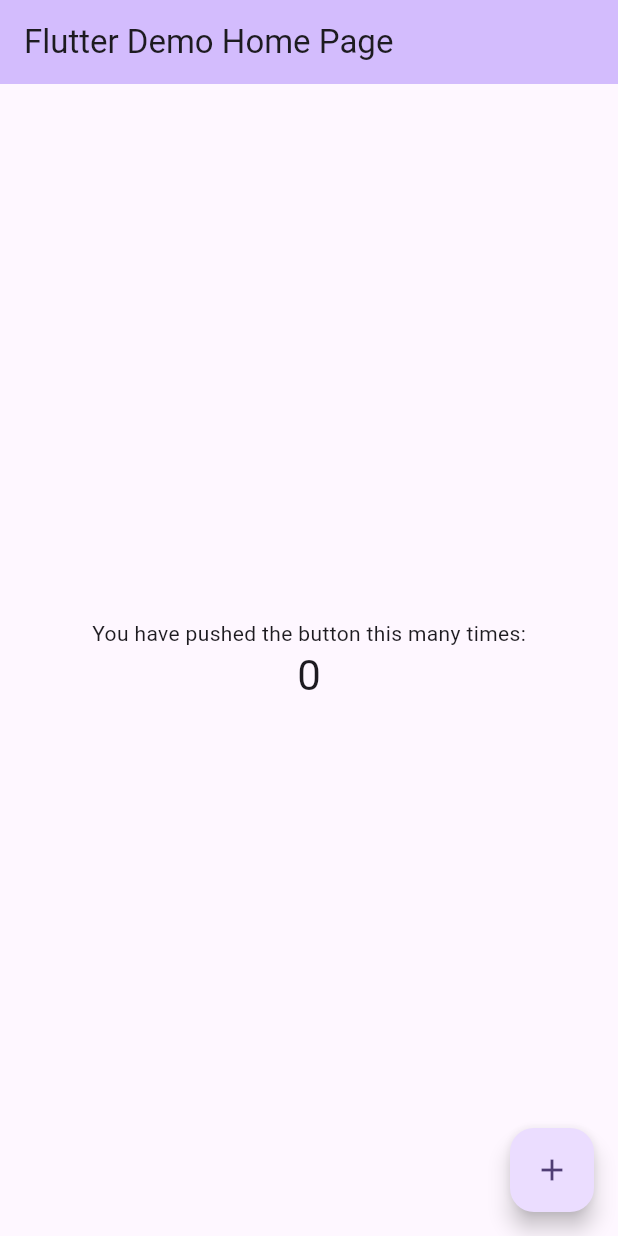
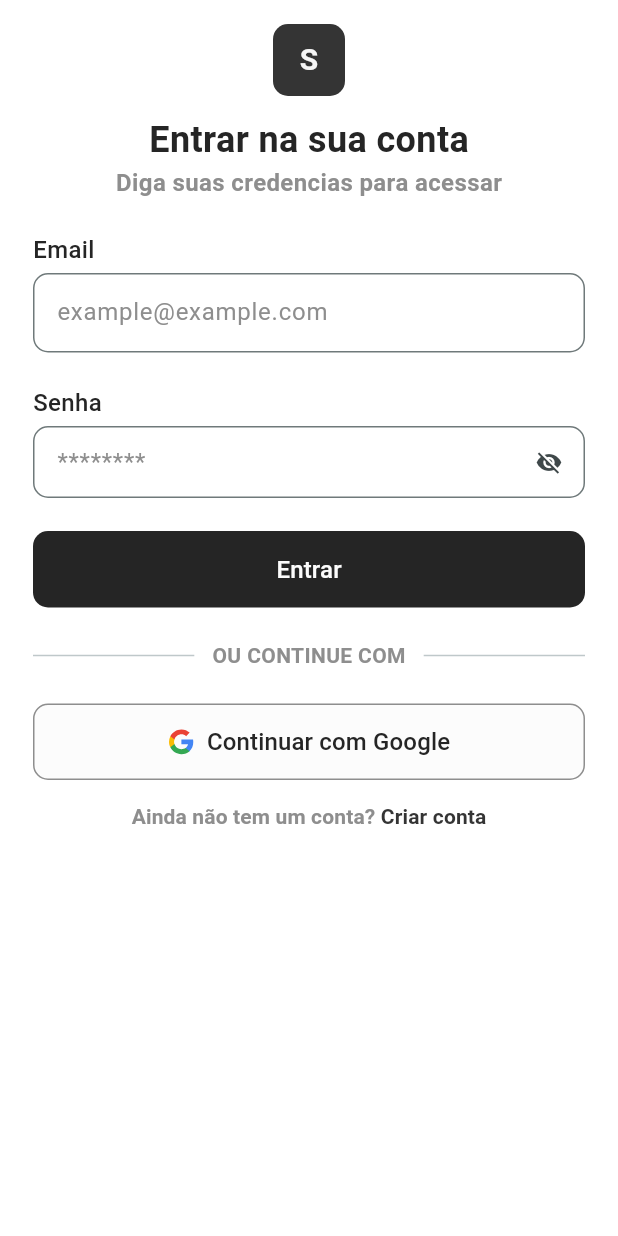
Before and after one commit to VitorMendonca62/scalable-e-commerce-app, a Flutter app: the screen it shows after launch, on a phone screen of 412 x 824 dp. Run offline on Flutter 3.47's test engine with Material 3 defaults, Android fonts, the phone set to English and light mode, and no system bars; our stand-ins replace flutter_svg, form_validator, go_router; Roboto replaces fonts that are missing (Montserrat).

Commit message:
feat-#6: login page with validators ready

```diff
--- a/lib/app/app.dart
+++ b/lib/app/app.dart
@@ -0,0 +1,27 @@
+import 'package:flutter/material.dart';
+import 'package:scalable_e_commerce_app/app/routes/app_router.dart';
+import 'package:scalable_e_commerce_app/core/theme/colors.dart';
+
+class App extends StatelessWidget {
+  const App({super.key});
+
+  @override
+  Widget build(BuildContext context) {
+    return MaterialApp.router(
+      title: 'Scalable E-Commerce App',
+      theme: ThemeData(
+        scaffoldBackgroundColor: AppColors.background,
+        colorScheme: ColorScheme.fromSeed(
+          seedColor: AppColors.accentForeground,
+        ),
+        textSelectionTheme: const TextSelectionThemeData(
+          cursorColor: AppColors.accentForeground,
+          selectionColor: AppColors.mutedForeground,
+          selectionHandleColor: AppColors.primary,
+        ),
+        fontFamily: 'Montserrat',
+      ),
+      routerConfig: AppRouter.router,
+    );
+  }
+}
--- /dev/null
+++ b/lib/app/routes/app_router.dart
@@ -0,0 +1,12 @@
+import 'package:go_router/go_router.dart';
+
+import 'auth_routes.dart';
+import 'route_names.dart';
+
+final class AppRouter {
+  static final router = GoRouter(
+    initialLocation: RouteNames.login,
+
+    routes: [...authRoutes],
+  );
+}
--- /dev/null
+++ b/lib/app/routes/auth_routes.dart
@@ -0,0 +1,11 @@
+import 'package:go_router/go_router.dart';
+import 'package:scalable_e_commerce_app/app/routes/route_names.dart';
+import 'package:scalable_e_commerce_app/modules/auth/presentation/pages/login_page.dart';
+
+final List<RouteBase> authRoutes = [
+  GoRoute(
+    path: RouteNames.login,
+    name: 'login',
+    builder: (context, state) => LoginPage(),
+  ),
+];
--- /dev/null
+++ b/lib/app/routes/route_names.dart
@@ -0,0 +1,25 @@
+abstract final class RouteNames {
+  // Auth
+  static const login = '/login';
+  static const register = '/register';
+  static const forgotPassword = '/forgot-password';
+
+  // Home
+  static const home = '/';
+
+  // Products
+  static const products = '/products';
+  static const productDetails = '/products/:productId';
+
+  // Cart
+  static const cart = '/cart';
+
+  // Favorites
+  static const favorites = '/favorites';
+
+  // Profile
+  static const profile = '/profile';
+
+  // Reviews
+  static const reviews = '/reviews';
+}
--- /dev/null
+++ b/lib/core/constants/email.dart
@@ -0,0 +1,7 @@
+class EmailErrorMessages {
+  static const requiredError = 'O email é obrigatório';
+  static const stringError = 'O email deve ser uma string';
+  static const invalidError = 'O email deve ser válido';
+  static const alreadyExistsError =
+      'Esse email já está sendo utilizado. Tente outro';
+}
--- /dev/null
+++ b/lib/core/constants/password.dart
@@ -0,0 +1,12 @@
+class PasswordErrorMessages {
+  static const requiredError = 'A senha é obrigatória';
+  static const stringError = 'A senha deve ser uma string válida';
+  static const minLengthError =
+      'A senha está muito curta. O mínimo são 8 caracteres';
+  static const weakPassowordError =
+      'A senha está muito fraca. Ela deve conter pelo menos uma letra maiúscula, uma minúscula, um número e um caractere especial';
+}
+
+class PasswordConstants {
+  static const minLength = 8;
+}
--- a/lib/core/theme/spacing.dart
+++ b/lib/core/theme/spacing.dart
@@ -2,7 +2,7 @@ import 'package:flutter/material.dart';
 
 class AppThemePage {
   static const horizontalPadding = 22.0;
-  static const verticalPadding = 8.0;
+  static const verticalPadding = 16.0;
   static const inputSpacing = 22.0;
 }
 
--- a/lib/main.dart
+++ b/lib/main.dart
@@ -1,122 +1,6 @@
 import 'package:flutter/material.dart';
+import 'package:scalable_e_commerce_app/app/app.dart';
 
 void main() {
-  runApp(const MyApp());
+  runApp(const App());
 }
-
-class MyApp extends StatelessWidget {
-  const MyApp({super.key});
-
-  // This widget is the root of your application.
-  @override
-  Widget build(BuildContext context) {
-    return MaterialApp(
-      title: 'Flutter Demo',
-      theme: ThemeData(
-        // This is the theme of your application.
-        //
-        // TRY THIS: Try running your application with "flutter run". You'll see
-        // the application has a purple toolbar. Then, without quitting the app,
-        // try changing the seedColor in the colorScheme below to Colors.green
-        // and then invoke "hot reload" (save your changes or press the "hot
-        // reload" button in a Flutter-supported IDE, or press "r" if you used
-        // the command line to start the app).
-        //
-        // Notice that the counter didn't reset back to zero; the application
-        // state is not lost during the reload. To reset the state, use hot
-        // restart instead.
-        //
-        // This works for code too, not just values: Most code changes can be
-        // tested with just a hot reload.
-        colorScheme: ColorScheme.fromSeed(seedColor: Colors.deepPurple),
-      ),
-      home: const MyHomePage(title: 'Flutter Demo Home Page'),
-    );
-  }
-}
-
-class MyHomePage extends StatefulWidget {
-  const MyHomePage({super.key, required this.title});
-
-  // This widget is the home page of your application. It is stateful, meaning
-  // that it has a State object (defined below) that contains fields that affect
-  // how it looks.
-
-  // This class is the configuration for the state. It holds the values (in this
-  // case the title) provided by the parent (in this case the App widget) and
-  // used by the build method of the State. Fields in a Widget subclass are
-  // always marked "final".
-
-  final String title;
-
-  @override
-  State<MyHomePage> createState() => _MyHomePageState();
-}
-
-class _MyHomePageState extends State<MyHomePage> {
-  int _counter = 0;
-
-  void _incrementCounter() {
-    setState(() {
-      // This call to setState tells the Flutter framework that something has
-      // changed in this State, which causes it to rerun the build method below
-      // so that the display can reflect the updated values. If we changed
-      // _counter without calling setState(), then the build method would not be
-      // called again, and so nothing would appear to happen.
-      _counter++;
-    });
-  }
-
-  @override
-  Widget build(BuildContext context) {
-    // This method is rerun every time setState is called, for instance as done
-    // by the _incrementCounter method above.
-    //
-    // The Flutter framework has been optimized to make rerunning build methods
-    // fast, so that you can just rebuild anything that needs updating rather
-    // than having to individually change instances of widgets.
-    return Scaffold(
-      appBar: AppBar(
-        // TRY THIS: Try changing the color here to a specific color (to
-        // Colors.amber, perhaps?) and trigger a hot reload to see the AppBar
-        // change color while the other colors stay the same.
-        backgroundColor: Theme.of(context).colorScheme.inversePrimary,
-        // Here we take the value from the MyHomePage object that was created by
-        // the App.build method, and use it to set our appbar title.
-        title: Text(widget.title),
-      ),
-      body: Center(
-        // Center is a layout widget. It takes a single child and positions it
-        // in the middle of the parent.
-        child: Column(
-          // Column is also a layout widget. It takes a list of children and
-          // arranges them vertically. By default, it sizes itself to fit its
-          // children horizontally, and tries to be as tall as its parent.
-          //
-          // Column has various properties to control how it sizes itself and
-          // how it positions its children. Here we use mainAxisAlignment to
-          // center the children vertically; the main axis here is the vertical
-          // axis because Columns are vertical (the cross axis would be
-          // horizontal).
-          //
-          // TRY THIS: Invoke "debug painting" (choose the "Toggle Debug Paint"
-          // action in the IDE, or press "p" in the console), to see the
-          // wireframe for each widget.
-          mainAxisAlignment: MainAxisAlignment.center,
-          children: <Widget>[
-            const Text('You have pushed the button this many times:'),
-            Text(
-              '$_counter',
-              style: Theme.of(context).textTheme.headlineMedium,
-            ),
-          ],
-        ),
-      ),
-      floatingActionButton: FloatingActionButton(
-        onPressed: _incrementCounter,
-        tooltip: 'Increment',
-        child: const Icon(Icons.add),
-      ), // This trailing comma makes auto-formatting nicer for build methods.
-    );
-  }
-}
--- /dev/null
+++ b/lib/modules/auth/presentation/helpers/password_helper.dart
@@ -0,0 +1,12 @@
+class PasswordHelper {
+  static String addPrefix(String text, String type) {
+    if (type == 'new') {
+      return text.replaceAll('senha', 'nova senha');
+    }
+    if (type == 'old') {
+      return text.replaceAll('senha', 'senha antiga');
+    }
+
+    return text;
+  }
+}
--- /dev/null
+++ b/lib/modules/auth/presentation/pages/login_page.dart
@@ -0,0 +1,178 @@
+import 'package:flutter/material.dart';
+import 'package:flutter_svg/svg.dart';
+import 'package:scalable_e_commerce_app/core/theme/colors.dart';
+import 'package:scalable_e_commerce_app/core/theme/spacing.dart';
+import 'package:scalable_e_commerce_app/modules/auth/presentation/validators/validators.dart';
+import 'package:scalable_e_commerce_app/shared/widgets/form_button.dart';
+import 'package:scalable_e_commerce_app/shared/widgets/form_input.dart';
+
+class LoginPage extends StatelessWidget {
+  LoginPage({super.key});
+
+  final TextEditingController emailController = TextEditingController();
+  final TextEditingController passwordController = TextEditingController();
+
+  @override
+  Widget build(BuildContext context) {
+    return SafeArea(
+      child: Scaffold(
+        body: Padding(
+          padding: EdgeInsetsGeometry.symmetric(
+            horizontal: AppThemePage.horizontalPadding,
+            vertical: AppThemePage.verticalPadding,
+          ),
+          child: SingleChildScrollView(
+            child: Column(
+              children: [
+                Container(
+                  padding: const EdgeInsets.all(8),
+                  constraints: const BoxConstraints(
+                    maxWidth: 48,
+                    maxHeight: 48,
+                  ),
+                  alignment: Alignment.center,
+                  decoration: BoxDecoration(
+                    color: AppColors.accentForeground,
+                    borderRadius: BorderRadius.all(AppBorder.radius),
+                  ),
+                  child: Text(
+                    "S",
+                    style: TextStyle(
+                      color: AppColors.muted,
+                      fontWeight: FontWeight.w700,
+                      fontSize: 20,
+                    ),
+                  ),
+                ),
+                const SizedBox(height: 12),
+
+                Text(
+                  "Entrar na sua conta",
+                  style: TextStyle(
+                    fontSize: 24,
+                    fontWeight: FontWeight.w600,
+                    color: AppColors.foreground,
+                  ),
+                ),
+                Text(
+                  "Diga suas credencias para acessar",
+                  style: TextStyle(
+                    fontSize: 16,
+                    fontWeight: FontWeight.w700,
+                    color: AppColors.mutedForeground,
+                  ),
+                ),
+                const SizedBox(height: AppThemePage.inputSpacing),
+                Form(
+                  child: Column(
+                    children: [
+                      FormInput(
+                        controller: emailController,
+                        keyboardType: TextInputType.emailAddress,
+                        labelText: "Email",
+                        hintText: "example@example.com",
+                        validator: emailValidator,
+                      ),
+                      const SizedBox(height: AppThemePage.inputSpacing),
+                      FormInput(
+                        controller: passwordController,
+                        keyboardType: TextInputType.text,
+                        labelText: "Senha",
+                        hintText: "********",
+                        validator: (String? teste) => "awddw",
+                        isPasswordField: true,
+                      ),
+                      const SizedBox(height: AppThemePage.inputSpacing),
+                      SizedBox(
+                        width: double.infinity,
+                        child: FormButton(
+                          onPressed: () {
+                            return;
+                          },
+                          text: 'Entrar',
+                        ),
+                      ),
+                      const SizedBox(height: AppThemePage.inputSpacing),
+                    ],
+                  ),
+                ),
+                Row(
+                  children: [
+                    Expanded(child: Divider()),
+                    Padding(
+                      padding: const EdgeInsets.symmetric(horizontal: 12.0),
+                      child: Text(
+                        "ou continue com".toUpperCase(),
+                        style: TextStyle(
+                          color: AppColors.mutedForeground,
+                          fontWeight: FontWeight.w600,
+                        ),
+                      ),
+                    ),
+                    Expanded(child: Divider()),
+                  ],
+                ),
+                const SizedBox(height: AppThemePage.inputSpacing),
+                SizedBox(
+                  width: double.infinity,
+                  child: OutlinedButton.icon(
+                    onPressed: () {
+                      return;
+                    },
+                    style: ElevatedButton.styleFrom(
+                      padding: EdgeInsets.symmetric(vertical: 14),
+                      backgroundColor: AppColors.primaryForeground,
+                      side: BorderSide(
+                        width: 1,
+                        color: AppColors.mutedForeground,
+                      ),
+                      overlayColor: AppColors.foreground,
+                      shape: RoundedRectangleBorder(
+                        borderRadius: BorderRadius.all(AppBorder.radius),
+                      ),
+                    ),
+                    icon: SvgPicture.asset(
+                      'assets/icons/google_logo.svg',
+                      width: 18,
+                      height: 18,
+                    ),
+                    label: Text(
+                      'Continuar com Google',
+                      style: TextStyle(
+                        color: AppColors.foreground,
+                        fontWeight: FontWeight.w500,
+                        fontSize: 16,
+                      ),
+                    ),
+                  ),
+                ),
+                TextButton(
+                  child: Row(
+                    mainAxisAlignment: MainAxisAlignment.center,
+                    children: [
+                      Text(
+                        "Ainda não tem um conta? ",
+                        style: TextStyle(
+                          color: AppColors.mutedForeground,
+                          fontWeight: FontWeight.w600,
+                        ),
+                      ),
+                      Text(
+                        "Criar conta",
+                        style: TextStyle(
+                          color: AppColors.accentForeground,
+                          fontWeight: FontWeight.w600,
+                        ),
+                      ),
+                    ],
+                  ),
+                  onPressed: () {},
+                ),
+              ],
+            ),
+          ),
+        ),
+      ),
+    );
+  }
+}
--- /dev/null
+++ b/lib/modules/auth/presentation/validators/validators.dart
@@ -0,0 +1,49 @@
+import 'package:form_validator/form_validator.dart';
+import 'package:scalable_e_commerce_app/core/constants/email.dart';
+import 'package:scalable_e_commerce_app/core/constants/password.dart';
+import 'package:scalable_e_commerce_app/modules/auth/presentation/helpers/password_helper.dart';
+
+final emailValidator = ValidationBuilder()
+    .required(EmailErrorMessages.requiredError)
+    .email(EmailErrorMessages.invalidError)
+    .build();
+
+String? Function(String?) assemblePasswordValidator(String type) {
+  return ValidationBuilder()
+      .required(
+        PasswordHelper.addPrefix(PasswordErrorMessages.requiredError, type),
+      )
+      .minLength(
+        PasswordConstants.minLength,
+        PasswordHelper.addPrefix(PasswordErrorMessages.minLengthError, type),
+      )
+      .regExp(
+        RegExp(r'[A-Z]'),
+        PasswordHelper.addPrefix(
+          PasswordErrorMessages.weakPassowordError,
+          type,
+        ),
+      )
+      .regExp(
+        RegExp(r'[a-z]'),
+        PasswordHelper.addPrefix(
+          PasswordErrorMessages.weakPassowordError,
+          type,
+        ),
+      )
+      .regExp(
+        RegExp(r'[0-9]'),
+        PasswordHelper.addPrefix(
+          PasswordErrorMessages.weakPassowordError,
+          type,
+        ),
+      )
+      .regExp(
+        RegExp(r'[!@#$%^&*(),.?":{}|<>]'),
+        PasswordHelper.addPrefix(
+          PasswordErrorMessages.weakPassowordError,
+          type,
+        ),
+      )
+      .build();
+}
```
Also changed, not shown: pubspec.yaml (+5 -3 lines), assets/icons/google_logo.svg (added), pubspec.lock.
